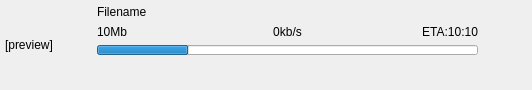
Qt form src/chatlog/content/filetransferwidget.ui (qTox/qTox) before a commit.
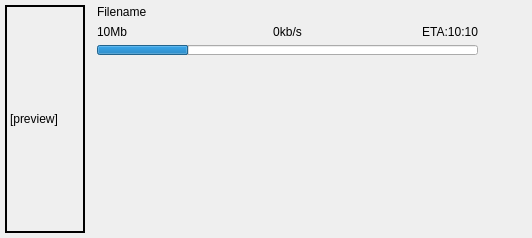
The same form after that commit. Custom widgets are drawn as their Qt base class.

```diff
--- a/src/chatlog/content/filetransferwidget.ui
+++ b/src/chatlog/content/filetransferwidget.ui
@@ -7,7 +7,7 @@
     <x>0</x>
     <y>0</y>
     <width>532</width>
-    <height>90</height>
+    <height>238</height>
    </rect>
   </property>
   <property name="windowTitle">
@@ -79,6 +79,12 @@
           <height>16777215</height>
          </size>
         </property>
+        <property name="frameShape">
+         <enum>QFrame::Box</enum>
+        </property>
+        <property name="lineWidth">
+         <number>2</number>
+        </property>
         <property name="text">
          <string>[preview]</string>
         </property>
@@ -260,19 +266,6 @@
            </property>
           </widget>
          </item>
-         <item>
-          <spacer name="verticalSpacer">
-           <property name="orientation">
-            <enum>Qt::Vertical</enum>
-           </property>
-           <property name="sizeHint" stdset="0">
-            <size>
-             <width>20</width>
-             <height>92</height>
-            </size>
-           </property>
-          </spacer>
-         </item>
          <item>
           <widget class="QPushButton" name="bottomButton">
            <property name="sizePolicy">
@@ -286,8 +279,8 @@
            </property>
            <property name="iconSize">
             <size>
-             <width>25</width>
-             <height>28</height>
+             <width>32</width>
+             <height>32</height>
             </size>
            </property>
            <property name="flat">
@@ -295,6 +288,19 @@
            </property>
           </widget>
          </item>
+         <item>
+          <spacer name="verticalSpacer_4">
+           <property name="orientation">
+            <enum>Qt::Vertical</enum>
+           </property>
+           <property name="sizeHint" stdset="0">
+            <size>
+             <width>20</width>
+             <height>40</height>
+            </size>
+           </property>
+          </spacer>
+         </item>
         </layout>
        </widget>
       </item>
```
Left out of the diff: 4 changed lines with no effect on the pictures.
